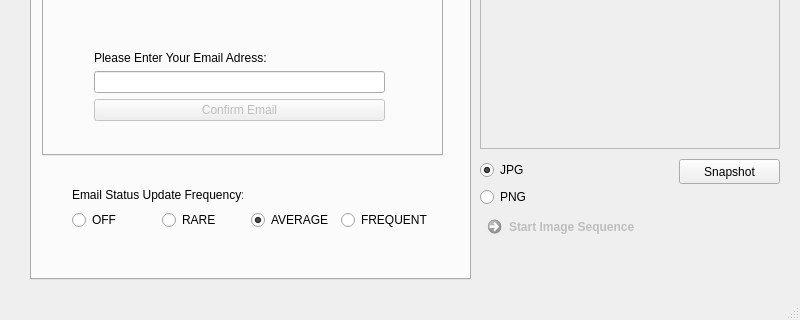
The window that _ui/FlashLapse_CP.ui (CoSE-Jerry/Flashlapse_NEO) describes before a commit, drawn with Qt 5; both pictures show x 0 to 800 and y 190 to 510 of the 800 by 510 pixel window.
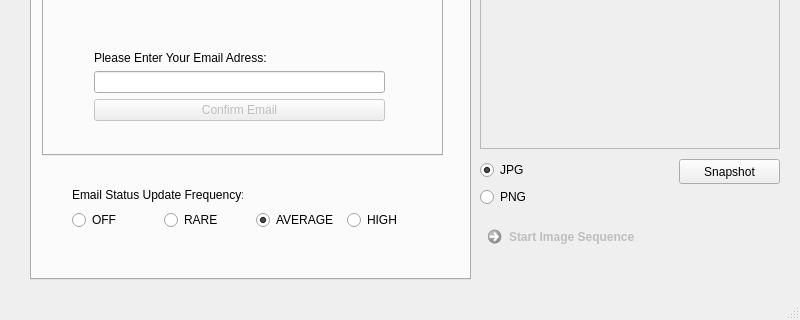
The same window after the commit. The open tabs and pages were chosen to show the change. Icons and pictures are not drawn.

Patch:
```diff
--- a/_ui/FlashLapse_CP.ui
+++ b/_ui/FlashLapse_CP.ui
@@ -980,7 +980,7 @@
        <item>
         <widget class="QRadioButton" name="Frequency_Frequent">
          <property name="text">
-          <string>FREQUENT</string>
+          <string>HIGH</string>
          </property>
         </widget>
        </item>
@@ -1008,7 +1008,7 @@
     <property name="geometry">
      <rect>
       <x>480</x>
-      <y>380</y>
+      <y>390</y>
       <width>291</width>
       <height>51</height>
      </rect>
```
Left out of the diff: 4 changed lines with no effect on the pictures.
